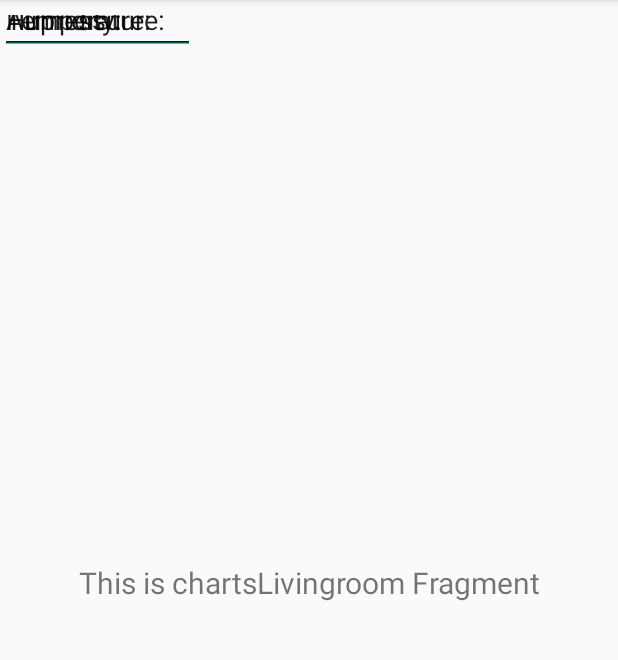
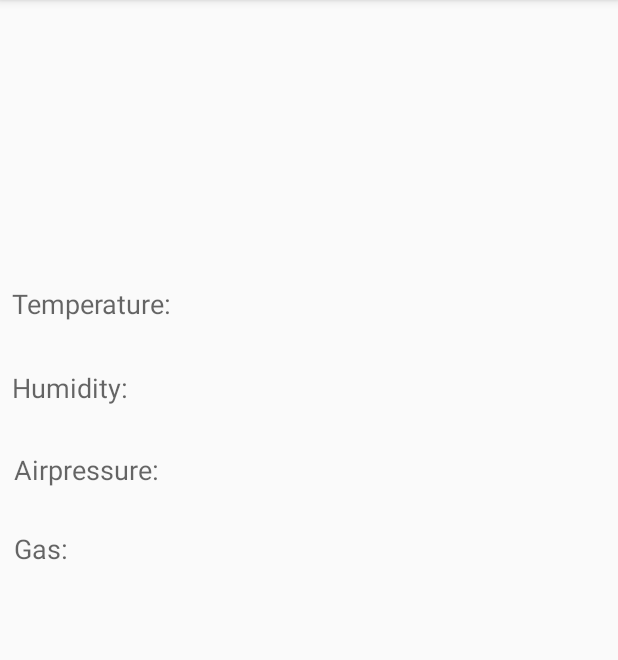
Before and after one commit to NicoDiaz208/SmartSensor, an Android app: the fragment LiveLivingroomFragment shown on its own in the app's theme, on a phone screen of 412 x 824 dp, the part 84-744 px from its top. Run offline under Robolectric (Android 15) with nearby library versions, the phone set to English and light mode, and no system bars; 4 statements that could not run were skipped.

Commit message:
Android Client.

```diff
--- a/AndroidClient/app/src/main/java/com/example/androidclient/ui/liveGarage/LiveGarageFragment.kt
+++ b/AndroidClient/app/src/main/java/com/example/androidclient/ui/liveGarage/LiveGarageFragment.kt
@@ -27,6 +27,7 @@ class LiveGarageFragment : Fragment() {
         galleryViewModel.text.observe(viewLifecycleOwner, Observer {
             textView.text = it
         })
+
         return root
     }
 }
--- a/AndroidClient/app/src/main/java/com/example/androidclient/ui/liveLivingroom/LiveLivingroomFragment.kt
+++ b/AndroidClient/app/src/main/java/com/example/androidclient/ui/liveLivingroom/LiveLivingroomFragment.kt
@@ -12,7 +12,8 @@ import com.example.androidclient.R
 
 class LiveLivingroomFragment : Fragment() {
 
-    private lateinit var liveLivingroomViewModel: ChartsLivingroomViewModel
+    private lateinit var liveLivingroomViewModel: LiveLivingroomViewModel
+
 
     override fun onCreateView(
             inflater: LayoutInflater,
@@ -20,11 +21,23 @@ class LiveLivingroomFragment : Fragment() {
             savedInstanceState: Bundle?
     ): View? {
         liveLivingroomViewModel =
-                ViewModelProviders.of(this).get(ChartsLivingroomViewModel::class.java)
+                ViewModelProviders.of(this).get(LiveLivingroomViewModel::class.java)
         val root = inflater.inflate(R.layout.fragment_live_livingroom, container, false)
-        val textView: TextView = root.findViewById(R.id.text_slideshow)
-        liveLivingroomViewModel.text.observe(viewLifecycleOwner, Observer {
-            textView.text = it
+        val temperatureText: TextView = root.findViewById(R.id.text_temperature)
+        liveLivingroomViewModel.temperatureText.observe(viewLifecycleOwner, Observer {
+            temperatureText.text = it
+        })
+        val humidityText: TextView = root.findViewById(R.id.text_humidity)
+        liveLivingroomViewModel.humidityText.observe(viewLifecycleOwner, Observer {
+            humidityText.text = it
+        })
+        val airPressureText: TextView = root.findViewById(R.id.text_airpressure)
+        liveLivingroomViewModel.airPressureText.observe(viewLifecycleOwner, Observer {
+            airPressureText.text = it
+        })
+        val gasText: TextView = root.findViewById(R.id.text_gas)
+        liveLivingroomViewModel.gasText.observe(viewLifecycleOwner, Observer {
+            gasText.text = it
         })
         return root
     }
--- a/AndroidClient/app/src/main/java/com/example/androidclient/ui/liveLivingroom/LiveLivingroomViewModel.kt
+++ b/AndroidClient/app/src/main/java/com/example/androidclient/ui/liveLivingroom/LiveLivingroomViewModel.kt
@@ -1,8 +1,11 @@
 package com.example.androidclient.ui.liveLivingroom
 
+import android.util.Log
 import androidx.lifecycle.LiveData
 import androidx.lifecycle.MutableLiveData
 import androidx.lifecycle.ViewModel
+import com.example.androidclient.ui.liveGarage.LiveGarageViewModel
+import com.example.androidclient.ui.service.Repo
 
 class LiveLivingroomViewModel : ViewModel() {
 
@@ -10,4 +13,40 @@ class LiveLivingroomViewModel : ViewModel() {
         value = "This is slideshow Fragment"
     }
     val text: LiveData<String> = _text
+    private val _temperatureText = MutableLiveData<String>().apply {
+        value = "43"
+    }
+    val temperatureText: LiveData<String> = _temperatureText
+
+    private val _gasText = MutableLiveData<String>().apply {
+        value = "Gas"
+    }
+    val gasText: LiveData<String> = _gasText
+    private val _humidityText = MutableLiveData<String>().apply {
+        value = "33"
+    }
+    val humidityText: LiveData<String> = _humidityText
+    private val _airPressureText = MutableLiveData<String>().apply {
+        value = "33"
+    }
+    val airPressureText: LiveData<String> = _airPressureText
+    init {
+        Log.d(LiveGarageViewModel.LOG_TAG, "Test")
+        Repo.getDataByTopic(
+            "Htl-Leonding2020NVS/SmartHome/Livingroom/Temperatur",
+            "1",
+            _temperatureText
+        )
+        Repo.getDataByTopic("Htl-Leonding2020NVS/SmartHome/Livingroom/Humidity", "1", _humidityText)
+        Repo.getDataByTopic(
+            "Htl-Leonding2020NVS/SmartHome/Livingroom/AirPressure",
+            "1",
+            _airPressureText
+        )
+        Repo.getDataByTopic(
+            "Htl-Leonding2020NVS/SmartHome/Livingroom/Gas",
+            "1",
+            _gasText
+        )
+    }
 }
--- a/AndroidClient/app/src/main/java/com/example/androidclient/ui/service/Repo.kt
+++ b/AndroidClient/app/src/main/java/com/example/androidclient/ui/service/Repo.kt
@@ -1,6 +1,7 @@
 package com.example.androidclient.ui.service
 
 import android.util.Log
+import androidx.lifecycle.MutableLiveData
 import androidx.lifecycle.viewModelScope
 import at.htl.countries.model.Data
 import at.htl.countries.service.SmartHomeApi
@@ -32,7 +33,7 @@ object Repo {
         data.await() as List<Data>
     }
 
-    fun getDataByTopic(topic: String, amount: String = "100") {
+    fun getDataByTopic(topic: String, amount: String = "100", data: MutableLiveData<String>) {
         GlobalScope.launch {
             Log.d(LiveGarageViewModel.LOG_TAG, "Load...")
             val deferredObject =
@@ -43,10 +44,11 @@ object Repo {
                 for (x in listResult) {
                     Log.d(LiveGarageViewModel.LOG_TAG, x.message)
                 }
-                Log.d(LiveGarageViewModel.LOG_TAG, kitchenTemperature[0].message)
+                data.postValue(kitchenTemperature[0].message)
             } catch (ex: Exception) {
                 Log.e(LiveGarageViewModel.LOG_TAG, "load from api exception ${ex.message}")
             }
         }
     }
+
 }
--- a/AndroidClient/app/src/main/java/com/example/androidclient/ui/service/SmartHomeApi.kt
+++ b/AndroidClient/app/src/main/java/com/example/androidclient/ui/service/SmartHomeApi.kt
@@ -11,7 +11,8 @@ import retrofit2.converter.gson.GsonConverterFactory
 object SmartHomeApi {
     val retrofitService: SmartHomeApiService
         by lazy{ retrofit.create(SmartHomeApiService::class.java)}
-    private val BASE_URL = "http://90.146.160.166:9020"
+    // private val BASE_URL = "http://90.146.160.166:9020"
+    private val BASE_URL = "http://192.168.41.177:9020/"
     private val retrofit = Retrofit.Builder()
         .addConverterFactory(GsonConverterFactory.create())
         .addCallAdapterFactory(CoroutineCallAdapterFactory())
--- a/AndroidClient/app/src/main/res/layout/fragment_live_livingroom.xml
+++ b/AndroidClient/app/src/main/res/layout/fragment_live_livingroom.xml
@@ -5,104 +5,122 @@
     android:layout_width="match_parent"
     android:layout_height="match_parent"
     tools:context=".ui.liveLivingroom.ChartsLivingroomFragment">
+    <TextView
+        android:id="@+id/editText4"
+        android:layout_width="130dp"
+        android:layout_height="36dp"
+        android:text="@string/gas"
+        android:textAppearance="@style/TextAppearance.AppCompat.Medium"
+        app:layout_constraintBottom_toBottomOf="parent"
+        app:layout_constraintEnd_toEndOf="parent"
+        app:layout_constraintHorizontal_bias="0.032"
+        app:layout_constraintStart_toStartOf="parent"
+        app:layout_constraintTop_toTopOf="parent"
+        app:layout_constraintVertical_bias="0.483"
+        tools:ignore="MissingConstraints" />
 
     <TextView
         android:id="@+id/text_temperature"
         android:layout_width="130dp"
         android:layout_height="36dp"
-        android:layout_marginStart="8dp"
-        android:layout_marginTop="8dp"
-        android:layout_marginEnd="8dp"
         android:gravity="center_horizontal"
         android:textAlignment="center"
         android:textSize="20sp"
         app:layout_constraintBottom_toBottomOf="parent"
         app:layout_constraintEnd_toEndOf="parent"
-        app:layout_constraintHorizontal_bias="0.66"
-        app:layout_constraintStart_toStartOf="parent"
+        app:layout_constraintHorizontal_bias="0.615"
+        app:layout_constraintStart_toStartOf="@+id/guideline"
         app:layout_constraintTop_toTopOf="parent"
-        app:layout_constraintVertical_bias="0.241" />
+        app:layout_constraintVertical_bias="0.26" />
 
     <TextView
         android:id="@+id/text_humidity"
         android:layout_width="130dp"
         android:layout_height="36dp"
-        android:layout_marginStart="8dp"
-        android:layout_marginTop="8dp"
-        android:layout_marginEnd="8dp"
         android:gravity="center_horizontal"
         android:textAlignment="center"
         android:textSize="20sp"
         app:layout_constraintBottom_toBottomOf="parent"
         app:layout_constraintEnd_toEndOf="parent"
-        app:layout_constraintHorizontal_bias="0.66"
-        app:layout_constraintStart_toStartOf="parent"
+        app:layout_constraintHorizontal_bias="0.613"
+        app:layout_constraintStart_toStartOf="@+id/guideline"
         app:layout_constraintTop_toTopOf="parent"
-        app:layout_constraintVertical_bias="0.307" />
+        app:layout_constraintVertical_bias="0.336" />
 
     <TextView
         android:id="@+id/text_airpressure"
         android:layout_width="130dp"
         android:layout_height="36dp"
-        android:layout_marginStart="8dp"
-        android:layout_marginTop="8dp"
-        android:layout_marginEnd="8dp"
         android:gravity="center_horizontal"
         android:textAlignment="center"
         android:textSize="20sp"
         app:layout_constraintBottom_toBottomOf="parent"
         app:layout_constraintEnd_toEndOf="parent"
-        app:layout_constraintHorizontal_bias="0.66"
-        app:layout_constraintStart_toStartOf="parent"
+        app:layout_constraintHorizontal_bias="0.615"
+        app:layout_constraintStart_toStartOf="@+id/guideline"
         app:layout_constraintTop_toTopOf="parent"
-        app:layout_constraintVertical_bias="0.381" />
+        app:layout_constraintVertical_bias="0.411" />
 
-    <EditText
-        android:id="@+id/editText3"
+    <TextView
+        android:id="@+id/text_gas"
         android:layout_width="130dp"
         android:layout_height="36dp"
-        android:ems="10"
-        android:inputType="textPersonName"
-        android:text="Airpressure:"
-        app:layout_constraintStart_toStartOf="parent"
-        tools:layout_editor_absoluteY="270dp"
-        tools:ignore="MissingConstraints" />
-
-    <EditText
-        android:id="@+id/editText2"
-        android:layout_width="130dp"
-        android:layout_height="36dp"
-        android:ems="10"
-        android:inputType="textPersonName"
-        android:text="Humidity:"
-        app:layout_constraintStart_toStartOf="parent"
-        tools:layout_editor_absoluteY="219dp"
-        tools:ignore="MissingConstraints" />
-
-    <TextView
-        android:id="@+id/text_slideshow"
-        android:layout_width="match_parent"
-        android:layout_height="wrap_content"
-        android:layout_marginStart="8dp"
-        android:layout_marginTop="8dp"
-        android:layout_marginEnd="8dp"
+        android:gravity="center_horizontal"
         android:textAlignment="center"
         android:textSize="20sp"
         app:layout_constraintBottom_toBottomOf="parent"
         app:layout_constraintEnd_toEndOf="parent"
+        app:layout_constraintHorizontal_bias="0.613"
+        app:layout_constraintStart_toStartOf="@+id/guideline"
+        app:layout_constraintTop_toTopOf="parent"
+        app:layout_constraintVertical_bias="0.483" />
+
+    <TextView
+        android:id="@+id/editText3"
+        android:layout_width="130dp"
+        android:layout_height="36dp"
+        android:text="@string/airpressure"
+        android:textAppearance="@style/TextAppearance.AppCompat.Medium"
+        app:layout_constraintBottom_toBottomOf="parent"
+        app:layout_constraintEnd_toEndOf="parent"
+        app:layout_constraintHorizontal_bias="0.033"
         app:layout_constraintStart_toStartOf="parent"
         app:layout_constraintTop_toTopOf="parent"
-        android:gravity="center_horizontal" />
+        app:layout_constraintVertical_bias="0.411"
+        tools:ignore="MissingConstraints" />
 
-    <EditText
+    <TextView
+        android:id="@+id/editText2"
+        android:layout_width="130dp"
+        android:layout_height="36dp"
+        android:text="@string/humidity"
+        android:textAppearance="@style/TextAppearance.AppCompat.Medium"
+        app:layout_constraintBottom_toBottomOf="parent"
+        app:layout_constraintEnd_toEndOf="parent"
+        app:layout_constraintHorizontal_bias="0.028"
+        app:layout_constraintStart_toStartOf="parent"
+        app:layout_constraintTop_toTopOf="parent"
+        app:layout_constraintVertical_bias="0.336"
+        tools:ignore="MissingConstraints" />
+
+    <TextView
         android:id="@+id/editText"
         android:layout_width="130dp"
         android:layout_height="36dp"
-        android:ems="10"
-        android:inputType="textPersonName"
-        android:text="Temperature:"
+        android:text="@string/temperature"
+        android:textAppearance="@style/TextAppearance.AppCompat.Medium"
+        app:layout_constraintBottom_toBottomOf="parent"
+        app:layout_constraintEnd_toEndOf="parent"
+        app:layout_constraintHorizontal_bias="0.028"
         app:layout_constraintStart_toStartOf="parent"
-        tools:layout_editor_absoluteY="174dp"
+        app:layout_constraintTop_toTopOf="parent"
+        app:layout_constraintVertical_bias="0.26"
         tools:ignore="MissingConstraints" />
 
+    <androidx.constraintlayout.widget.Guideline
+        android:id="@+id/guideline"
+        android:layout_width="wrap_content"
+        android:layout_height="wrap_content"
+        android:orientation="vertical"
+        app:layout_constraintGuide_end="403dp" />
 </androidx.constraintlayout.widget.ConstraintLayout>
--- a/AndroidClient/app/src/main/res/values/strings.xml
+++ b/AndroidClient/app/src/main/res/values/strings.xml
@@ -24,5 +24,6 @@
     <string name="humidity">Humidity:</string>
     <string name="airpressure">Airpressure:</string>
     <string name="charts_livingroom">Charts Livingroom</string>
+    <string name="gas">Gas:</string>
 
 </resources>
```
Also changed, not shown: AndroidClient/app/src/main/java/com/example/androidclient/ui/liveKitchen/LiveKitchenFragment.kt (+12 -4 lines), AndroidClient/app/src/main/java/com/example/androidclient/ui/liveKitchen/LiveKitchenViewModel.kt (+42 -13 lines), AndroidClient/app/src/main/res/layout/fragment_live_kitchen.xml (+23 -10 lines).
